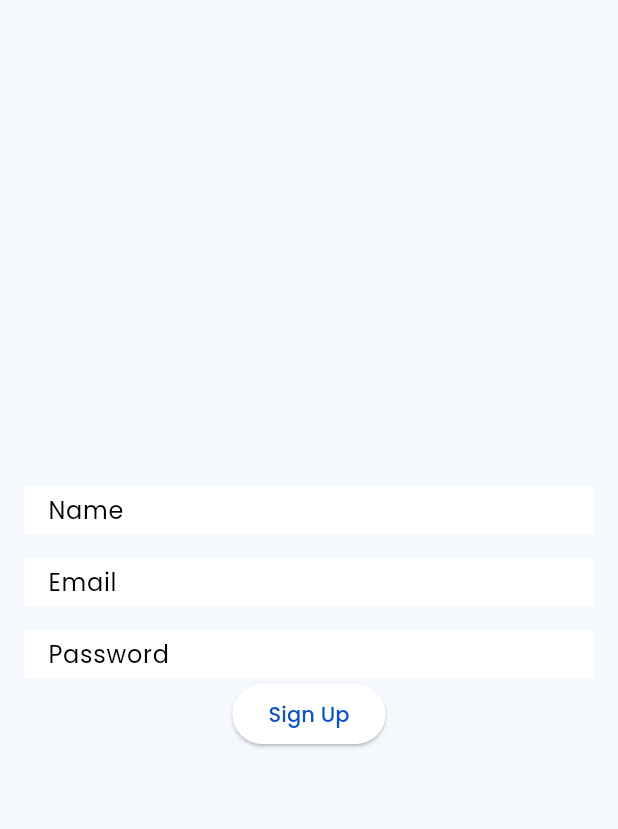
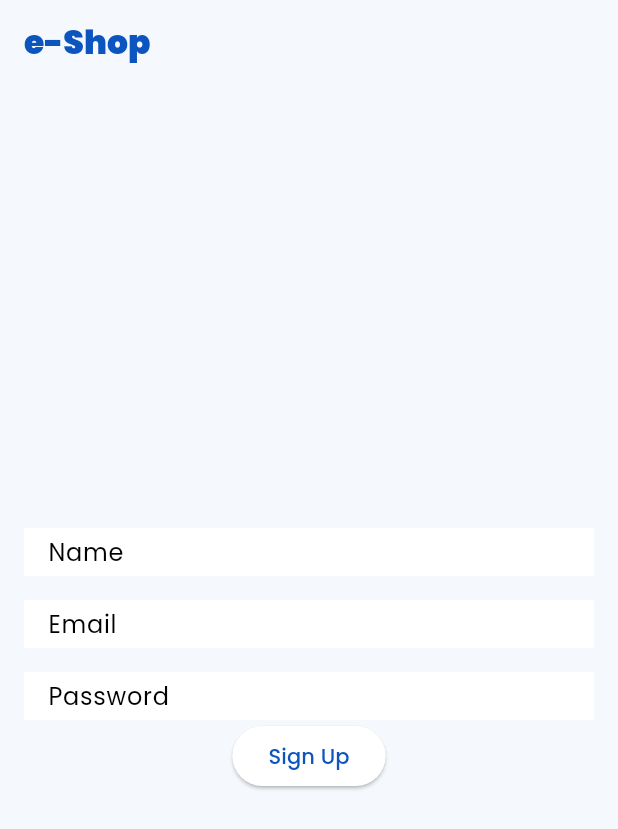
Before and after one commit to plokmij/e_store_pr, a Flutter app: the screen it shows after launch, on a phone screen of 412 x 824 dp. Shown: the top 829 px of the screen. Run offline on Flutter 3.47's test engine with Material 3 defaults, Android fonts, the phone set to English and light mode, and no system bars; our stand-ins replace cloud_firestore, email_validator, firebase_auth, firebase_core, google_fonts; accounts and stored records are empty.

Commit message:
feat: Add AuthScreen for authentication flow

```diff
--- a/lib/app.dart
+++ b/lib/app.dart
@@ -1,3 +1,4 @@
+import 'package:e_store_pr/features/authentication/screens/auth_screen.dart';
 import 'package:e_store_pr/features/authentication/screens/signup_screen.dart';
 import 'package:flutter/material.dart';
 import 'package:google_fonts/google_fonts.dart';
@@ -41,9 +42,7 @@ class MyApp extends StatelessWidget {
           } else if (provider.isLoggedIn) {
             return const HomeScreen();
           } else {
-            return const Scaffold(
-              body: SignupScreen(),
-            );
+            return const AuthScreen();
           }
         },
       ),
--- /dev/null
+++ b/lib/features/authentication/screens/auth_screen.dart
@@ -0,0 +1,23 @@
+import 'package:e_store_pr/features/authentication/screens/signup_screen.dart';
+import 'package:flutter/material.dart';
+
+class AuthScreen extends StatelessWidget {
+  const AuthScreen({super.key});
+
+  @override
+  Widget build(BuildContext context) {
+    return Scaffold(
+      appBar: AppBar(
+        centerTitle: false,
+        title: Text(
+          'e-Shop',
+          style: TextStyle(
+            color: Theme.of(context).primaryColor,
+            fontWeight: FontWeight.w900,
+          ),
+        ),
+      ),
+      body: SignupScreen(),
+    );
+  }
+}
```
